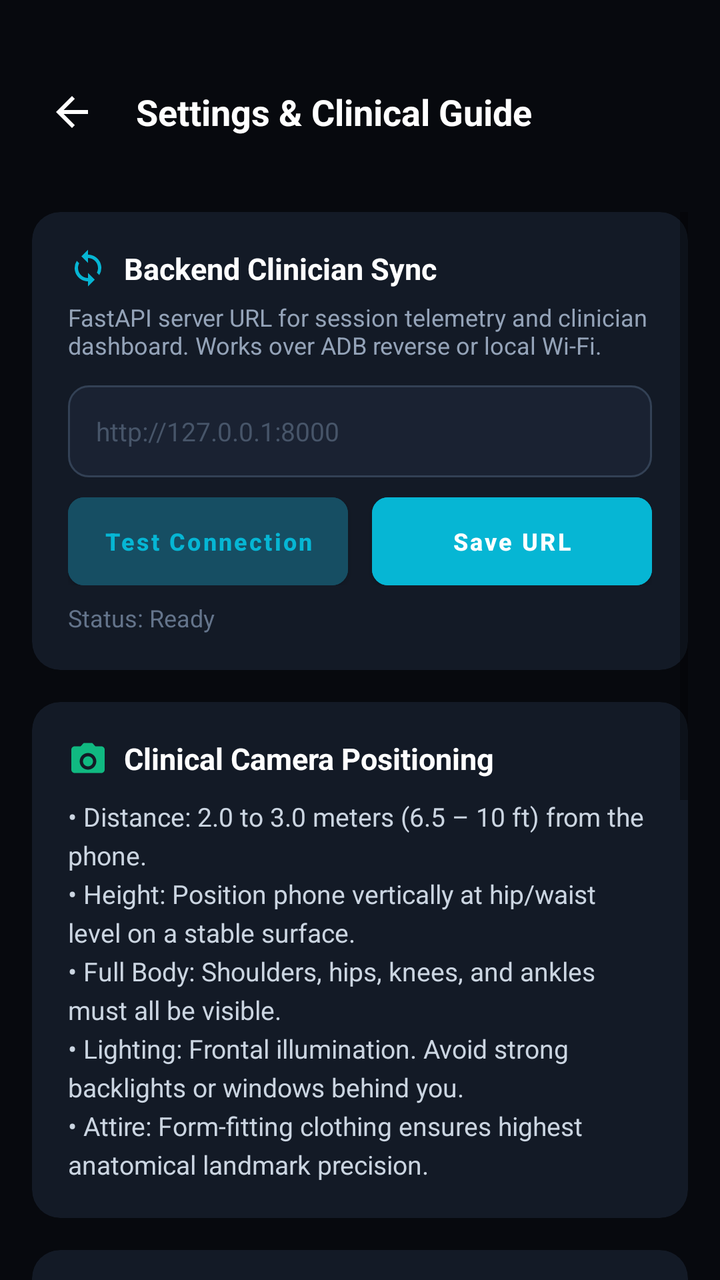
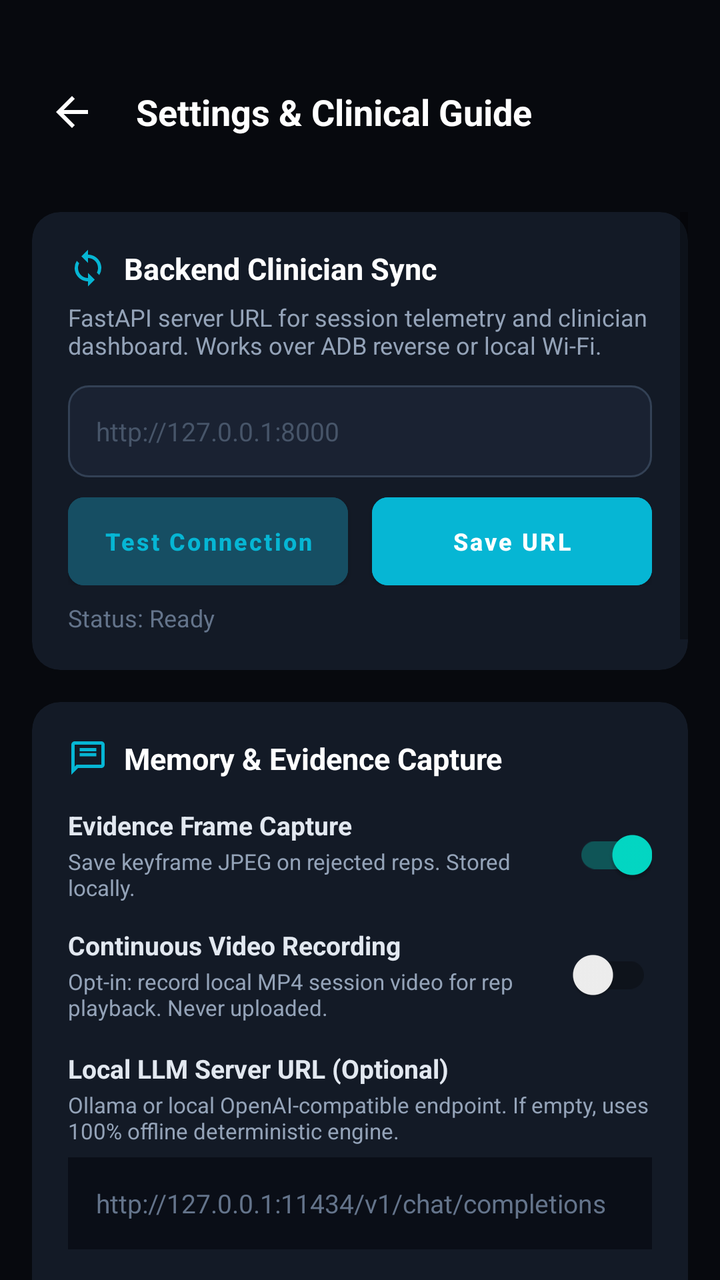

Screens rendered from an Android XML layout before and after an edit, with the pre-edit source and the edit as a unified diff.
<!-- AndroidManifest.xml: application theme Theme.KinexMed -->
<!-- res/layout/activity_settings.xml -->
<?xml version="1.0" encoding="utf-8"?>
<androidx.constraintlayout.widget.ConstraintLayout xmlns:android="http://schemas.android.com/apk/res/android"
    xmlns:app="http://schemas.android.com/apk/res-auto"
    android:layout_width="match_parent"
    android:layout_height="match_parent"
    android:background="#07090E">

    
    <LinearLayout
        android:id="@+id/settingsAppBar"
        android:layout_width="match_parent"
        android:layout_height="wrap_content"
        android:orientation="horizontal"
        android:gravity="center_vertical"
        android:paddingHorizontal="16dp"
        android:paddingTop="36dp"
        android:paddingBottom="14dp"
        app:layout_constraintTop_toTopOf="parent">

        <ImageButton
            android:id="@+id/btnBackSettings"
            android:layout_width="40dp"
            android:layout_height="40dp"
            android:background="?attr/selectableItemBackgroundBorderless"
            android:src="@drawable/ic_arrow_back"
            android:contentDescription="Back" />

        <TextView
            android:layout_width="0dp"
            android:layout_height="wrap_content"
            android:layout_weight="1"
            android:layout_marginStart="12dp"
            android:text="Settings &amp; Clinical Guide"
            android:textColor="#FFFFFF"
            android:textSize="18sp"
            android:textStyle="bold" />
    </LinearLayout>

    <ScrollView
        android:layout_width="match_parent"
        android:layout_height="0dp"
        android:clipToPadding="false"
        android:padding="16dp"
        app:layout_constraintTop_toBottomOf="@id/settingsAppBar"
        app:layout_constraintBottom_toBottomOf="parent">

        <LinearLayout
            android:layout_width="match_parent"
            android:layout_height="wrap_content"
            android:orientation="vertical">

            
            <androidx.cardview.widget.CardView
                android:layout_width="match_parent"
                android:layout_height="wrap_content"
                android:layout_marginBottom="16dp"
                app:cardCornerRadius="14dp"
                app:cardBackgroundColor="#131A26"
                app:cardElevation="0dp">

                <LinearLayout
                    android:layout_width="match_parent"
                    android:layout_height="wrap_content"
                    android:orientation="vertical"
                    android:padding="18dp">

                    <LinearLayout
                        android:layout_width="match_parent"
                        android:layout_height="wrap_content"
                        android:orientation="horizontal"
                        android:gravity="center_vertical">

                        <ImageView
                            android:layout_width="20dp"
                            android:layout_height="20dp"
                            android:src="@drawable/ic_sync"
                            app:tint="#06B6D4" />

                        <TextView
                            android:layout_width="wrap_content"
                            android:layout_height="wrap_content"
                            android:layout_marginStart="8dp"
                            android:text="Backend Clinician Sync"
                            android:textColor="#FFFFFF"
                            android:textSize="15sp"
                            android:textStyle="bold" />
                    </LinearLayout>

                    <TextView
                        android:layout_width="match_parent"
                        android:layout_height="wrap_content"
                        android:layout_marginTop="6dp"
                        android:text="FastAPI server URL for session telemetry and clinician dashboard. Works over ADB reverse or local Wi-Fi."
                        android:textColor="#94A3B8"
                        android:textSize="12sp" />

                    <EditText
                        android:id="@+id/etServerUrl"
                        android:layout_width="match_parent"
                        android:layout_height="46dp"
                        android:layout_marginTop="12dp"
                        android:background="@drawable/bg_input_field"
                        android:hint="http://127.0.0.1:8000"
                        android:textColorHint="#475569"
                        android:textColor="#FFFFFF"
                        android:textSize="13sp"
                        android:paddingHorizontal="14dp"
                        android:inputType="textUri"
                        android:singleLine="true" />

                    <LinearLayout
                        android:layout_width="match_parent"
                        android:layout_height="wrap_content"
                        android:layout_marginTop="10dp"
                        android:orientation="horizontal">

                        <Button
                            android:id="@+id/btnTestConnection"
                            android:layout_width="0dp"
                            android:layout_height="44dp"
                            android:layout_weight="1"
                            android:layout_marginEnd="6dp"
                            android:text="Test Connection"
                            android:textAllCaps="false"
                            android:insetTop="0dp"
                            android:insetBottom="0dp"
                            android:paddingHorizontal="4dp"
                            android:textColor="#06B6D4"
                            android:textSize="12sp"
                            android:textStyle="bold"
                            android:backgroundTint="#164E63"
                            app:cornerRadius="8dp" />

                        <Button
                            android:id="@+id/btnSaveServerUrl"
                            android:layout_width="0dp"
                            android:layout_height="44dp"
                            android:layout_weight="1"
                            android:layout_marginStart="6dp"
                            android:text="Save URL"
                            android:textAllCaps="false"
                            android:insetTop="0dp"
                            android:insetBottom="0dp"
                            android:paddingHorizontal="4dp"
                            android:textColor="#FFFFFF"
                            android:textSize="12sp"
                            android:textStyle="bold"
                            android:backgroundTint="#06B6D4"
                            app:cornerRadius="8dp" />
                    </LinearLayout>

                    <TextView
                        android:id="@+id/tvConnectionStatus"
                        android:layout_width="match_parent"
                        android:layout_height="wrap_content"
                        android:layout_marginTop="8dp"
                        android:text="Status: Ready"
                        android:textColor="#64748B"
                        android:textSize="12sp" />
                </LinearLayout>
            </androidx.cardview.widget.CardView>

            
            <androidx.cardview.widget.CardView
                android:layout_width="match_parent"
                android:layout_height="wrap_content"
                android:layout_marginBottom="16dp"
                app:cardCornerRadius="14dp"
                app:cardBackgroundColor="#131A26"
                app:cardElevation="0dp">

                <LinearLayout
                    android:layout_width="match_parent"
                    android:layout_height="wrap_content"
                    android:orientation="vertical"
                    android:padding="18dp">

                    <LinearLayout
                        android:layout_width="match_parent"
                        android:layout_height="wrap_content"
                        android:orientation="horizontal"
                        android:gravity="center_vertical">

                        <ImageView
                            android:layout_width="20dp"
                            android:layout_height="20dp"
                            android:src="@drawable/ic_camera"
                            app:tint="#10B981" />

                        <TextView
                            android:layout_width="wrap_content"
                            android:layout_height="wrap_content"
                            android:layout_marginStart="8dp"
                            android:text="Clinical Camera Positioning"
                            android:textColor="#FFFFFF"
                            android:textSize="15sp"
                            android:textStyle="bold" />
                    </LinearLayout>

                    <TextView
                        android:layout_width="match_parent"
                        android:layout_height="wrap_content"
                        android:layout_marginTop="10dp"
                        android:text="• Distance: 2.0 to 3.0 meters (6.5 – 10 ft) from the phone.\n• Height: Position phone vertically at hip/waist level on a stable surface.\n• Full Body: Shoulders, hips, knees, and ankles must all be visible.\n• Lighting: Frontal illumination. Avoid strong backlights or windows behind you.\n• Attire: Form-fitting clothing ensures highest anatomical landmark precision."
                        android:textColor="#CBD5E1"
                        android:textSize="13sp"
                        android:lineSpacingExtra="4dp" />
                </LinearLayout>
            </androidx.cardview.widget.CardView>

            
            <androidx.cardview.widget.CardView
                android:layout_width="match_parent"
                android:layout_height="wrap_content"
                android:layout_marginBottom="16dp"
                app:cardCornerRadius="14dp"
                app:cardBackgroundColor="#131A26"
                app:cardElevation="0dp">

                <LinearLayout
                    android:layout_width="match_parent"
                    android:layout_height="wrap_content"
                    android:orientation="vertical"
                    android:padding="18dp">

                    <LinearLayout
                        android:layout_width="match_parent"
                        android:layout_height="wrap_content"
                        android:orientation="horizontal"
                        android:gravity="center_vertical">

                        <ImageView
                            android:layout_width="20dp"
                            android:layout_height="20dp"
                            android:src="@drawable/ic_check_circle"
                            app:tint="#06B6D4" />

                        <TextView
                            android:layout_width="wrap_content"
                            android:layout_height="wrap_content"
                            android:layout_marginStart="8dp"
                            android:text="Zero Video Storage Privacy"
                            android:textColor="#FFFFFF"
                            android:textSize="15sp"
                            android:textStyle="bold" />
                    </LinearLayout>

                    <TextView
                        android:layout_width="match_parent"
                        android:layout_height="wrap_content"
                        android:layout_marginTop="10dp"
                        android:text="KinexMed processes all video frames 100% locally on your device CPU using on-device MediaPipe models.\n\nRaw video and camera feeds are NEVER recorded, saved, or uploaded to any server or cloud. Only deterministic joint coordinates, derived angles, and repetition metrics are stored in your local Room database."
                        android:textColor="#94A3B8"
                        android:textSize="12sp"
                        android:lineSpacingExtra="3dp" />
                </LinearLayout>
            </androidx.cardview.widget.CardView>

            
            <androidx.cardview.widget.CardView
                android:layout_width="match_parent"
                android:layout_height="wrap_content"
                android:layout_marginBottom="24dp"
                app:cardCornerRadius="14dp"
                app:cardBackgroundColor="#1A1813"
                app:cardElevation="0dp">

                <LinearLayout
                    android:layout_width="match_parent"
                    android:layout_height="wrap_content"
                    android:orientation="vertical"
                    android:padding="18dp">

                    <LinearLayout
                        android:layout_width="match_parent"
                        android:layout_height="wrap_content"
                        android:orientation="horizontal"
                        android:gravity="center_vertical">

                        <ImageView
                            android:layout_width="20dp"
                            android:layout_height="20dp"
                            android:src="@drawable/ic_info"
                            app:tint="#F59E0B" />

                        <TextView
                            android:layout_width="wrap_content"
                            android:layout_height="wrap_content"
                            android:layout_marginStart="8dp"
                            android:text="Non-Diagnostic Medical Disclaimer"
                            android:textColor="#FBBF24"
                            android:textSize="14sp"
                            android:textStyle="bold" />
                    </LinearLayout>

                    <TextView
                        android:layout_width="match_parent"
                        android:layout_height="wrap_content"
                        android:layout_marginTop="10dp"
                        android:text="KinexMed is an assistive visual biofeedback tool for prescribed physical rehabilitation exercises. It does not provide medical diagnoses, treatment recommendations, or substitute for professional clinical medical advice.\n\nAlways consult your licensed physical therapist or physician before initiating or modifying any rehabilitation protocol. Discontinue immediately if experiencing pain."
                        android:textColor="#FCD34D"
                        android:textSize="11sp"
                        android:lineSpacingExtra="3dp" />
                </LinearLayout>
            </androidx.cardview.widget.CardView>

        </LinearLayout>
    </ScrollView>
</androidx.constraintlayout.widget.ConstraintLayout>
<!-- resources referenced by this layout -->
<resources>
  <!-- drawable bg_input_field (drawable) -->
  <?xml version="1.0" encoding="utf-8"?>
  <shape xmlns:android="http://schemas.android.com/apk/res/android">
      <solid android:color="#1A2232" />
      <corners android:radius="10dp" />
      <stroke
          android:width="1dp"
          android:color="#334155" />
  </shape>
  <!-- drawable ic_arrow_back (drawable) -->
  <vector xmlns:android="http://schemas.android.com/apk/res/android"
      android:width="24dp"
      android:height="24dp"
      android:viewportWidth="24"
      android:viewportHeight="24">
      <path
          android:fillColor="#FFFFFF"
          android:pathData="M20,11H7.83l5.59,-5.59L12,4l-8,8 8,8 1.41,-1.41L7.83,13H20v-2z" />
  </vector>
  <!-- drawable ic_camera (drawable) -->
  <vector xmlns:android="http://schemas.android.com/apk/res/android"
      android:width="24dp"
      android:height="24dp"
      android:viewportWidth="24"
      android:viewportHeight="24">
      <path
          android:fillColor="#06B6D4"
          android:pathData="M9.4,3L7.6,5H4c-1.1,0 -2,0.9 -2,2v12c0,1.1 0.9,2 2,2h16c1.1,0 2,-0.9 2,-2V7c0,-1.1 -0.9,-2 -2,-2h-3.6l-1.8,-2H9.4zM12,19c-2.76,0 -5,-2.24 -5,-5s2.24,-5 5,-5 5,2.24 5,5 -2.24,5 -5,5zm0,-8c-1.66,0 -3,1.34 -3,3s1.34,3 3,3 3,-1.34 3,-3 -1.34,-3 -3,-3z" />
  </vector>
  <!-- drawable ic_check_circle (drawable) -->
  <vector xmlns:android="http://schemas.android.com/apk/res/android"
      android:width="24dp"
      android:height="24dp"
      android:viewportWidth="24"
      android:viewportHeight="24">
      <path
          android:fillColor="#10B981"
          android:pathData="M12,2C6.48,2 2,6.48 2,12s4.48,10 10,10 10,-4.48 10,-10S17.52,2 12,2zm-2,15l-5,-5 1.41,-1.41L10,14.17l7.59,-7.59L19,8l-9,9z" />
  </vector>
  <!-- drawable ic_info (drawable) -->
  <vector xmlns:android="http://schemas.android.com/apk/res/android"
      android:width="24dp"
      android:height="24dp"
      android:viewportWidth="24"
      android:viewportHeight="24">
      <path
          android:fillColor="#06B6D4"
          android:pathData="M12,2C6.48,2 2,6.48 2,12s4.48,10 10,10 10,-4.48 10,-10S17.52,2 12,2zm1,15h-2v-6h2v6zm0,-8h-2V7h2v2z" />
  </vector>
  <!-- drawable ic_sync (drawable) -->
  <vector xmlns:android="http://schemas.android.com/apk/res/android"
      android:width="24dp"
      android:height="24dp"
      android:viewportWidth="24"
      android:viewportHeight="24">
      <path
          android:fillColor="#06B6D4"
          android:pathData="M12,4V1L8,5l4,4V6c3.31,0 6,2.69 6,6 0,1.01 -0.25,1.97 -0.7,2.8l1.46,1.46A7.93,7.93 0,0 0,20 12c0,-4.42 -3.58,-8 -8,-8zm0,14c-3.31,0 -6,-2.69 -6,-6 0,-1.01 0.25,-1.97 0.7,-2.8L5.24,7.74A7.93,7.93 0,0 0,4 12c0,4.42 3.58,8 8,8v3l4,-4 -4,-4v3z" />
  </vector>
  <style name="Theme.KinexMed" parent="Theme.MaterialComponents.DayNight.NoActionBar">
          <item name="colorPrimary">#06B6D4</item>
          <item name="colorPrimaryVariant">#0891B2</item>
          <item name="colorOnPrimary">#FFFFFF</item>
          <item name="android:statusBarColor">#07090E</item>
          <item name="android:navigationBarColor">#07090E</item>
      </style>
</resources>

<!-- the commit's change to res/layout/activity_settings.xml (unified diff, before → after) -->
@@ -184,27 +184,138 @@
                         <ImageView
                             android:layout_width="20dp"
                             android:layout_height="20dp"
-                            android:src="@drawable/ic_camera"
-                            app:tint="#10B981" />
+                            android:src="@drawable/ic_chat"
+                            app:tint="#06B6D4" />
 
                         <TextView
                             android:layout_width="wrap_content"
                             android:layout_height="wrap_content"
                             android:layout_marginStart="8dp"
-                            android:text="Clinical Camera Positioning"
+                            android:text="Memory &amp; Evidence Capture"
                             android:textColor="#FFFFFF"
                             android:textSize="15sp"
                             android:textStyle="bold" />
                     </LinearLayout>
 
-                    <TextView
-                        android:layout_width="match_parent"
-                        android:layout_height="wrap_content"
-                        android:layout_marginTop="10dp"
-                        android:text="• Distance: 2.0 to 3.0 meters (6.5 – 10 ft) from the phone.\n• Height: Position phone vertically at hip/waist level on a stable surface.\n• Full Body: Shoulders, hips, knees, and ankles must all be visible.\n• Lighting: Frontal illumination. Avoid strong backlights or windows behind you.\n• Attire: Form-fitting clothing ensures highest anatomical landmark precision."
-                        android:textColor="#CBD5E1"
+                    
+                    <LinearLayout
+                        android:layout_width="match_parent"
+                        android:layout_height="wrap_content"
+                        android:layout_marginTop="14dp"
+                        android:orientation="horizontal"
+                        android:gravity="center_vertical">
+
+                        <LinearLayout
+                            android:layout_width="0dp"
+                            android:layout_height="wrap_content"
+                            android:layout_weight="1"
+                            android:orientation="vertical">
+
+                            <TextView
+                                android:layout_width="wrap_content"
+                                android:layout_height="wrap_content"
+                                android:text="Evidence Frame Capture"
+                                android:textColor="#E2E8F0"
+                                android:textSize="13sp"
+                                android:textStyle="bold" />
+
+                            <TextView
+                                android:layout_width="wrap_content"
+                                android:layout_height="wrap_content"
+                                android:layout_marginTop="2dp"
+                                android:text="Save keyframe JPEG on rejected reps. Stored locally."
+                                android:textColor="#94A3B8"
+                                android:textSize="11sp" />
+                        </LinearLayout>
+
+                        <androidx.appcompat.widget.SwitchCompat
+                            android:id="@+id/switchEvidenceCapture"
+                            android:layout_width="wrap_content"
+                            android:layout_height="wrap_content"
+                            android:checked="true" />
+                    </LinearLayout>
+
+                    
+                    <LinearLayout
+                        android:layout_width="match_parent"
+                        android:layout_height="wrap_content"
+                        android:layout_marginTop="12dp"
+                        android:orientation="horizontal"
+                        android:gravity="center_vertical">
+
+                        <LinearLayout
+                            android:layout_width="0dp"
+                            android:layout_height="wrap_content"
+                            android:layout_weight="1"
+                            android:orientation="vertical">
+
+                            <TextView
+                                android:layout_width="wrap_content"
+                                android:layout_height="wrap_content"
+                                android:text="Continuous Video Recording"
+                                android:textColor="#E2E8F0"
+                                android:textSize="13sp"
+                                android:textStyle="bold" />
+
+                            <TextView
+                                android:layout_width="wrap_content"
+                                android:layout_height="wrap_content"
+                                android:layout_marginTop="2dp"
+                                android:text="Opt-in: record local MP4 session video for rep playback. Never uploaded."
+                                android:textColor="#94A3B8"
+                                android:textSize="11sp" />
+                        </LinearLayout>
+
+                        <androidx.appcompat.widget.SwitchCompat
+                            android:id="@+id/switchContinuousVideo"
+                            android:layout_width="wrap_content"
+                            android:layout_height="wrap_content"
+                            android:checked="false" />
+                    </LinearLayout>
+
+                    
+                    <TextView
+                        android:layout_width="wrap_content"
+                        android:layout_height="wrap_content"
+                        android:layout_marginTop="14dp"
+                        android:text="Local LLM Server URL (Optional)"
+                        android:textColor="#E2E8F0"
                         android:textSize="13sp"
-                        android:lineSpacingExtra="4dp" />
+                        android:textStyle="bold" />
+
+                    <TextView
+                        android:layout_width="match_parent"
+                        android:layout_height="wrap_content"
+                        android:layout_marginTop="2dp"
+                        android:text="Ollama or local OpenAI-compatible endpoint. If empty, uses 100% offline deterministic engine."
+                        android:textColor="#94A3B8"
+                        android:textSize="11sp" />
+
+                    <EditText
+                        android:id="@+id/etLocalLlmUrl"
+                        android:layout_width="match_parent"
+                        android:layout_height="46dp"
+                        android:layout_marginTop="6dp"
+                        android:background="#0A0E17"
+                        android:hint="http://127.0.0.1:11434/v1/chat/completions"
+                        android:inputType="textUri"
+                        android:paddingHorizontal="14dp"
+                        android:textColor="#FFFFFF"
+                        android:textColorHint="#64748B"
+                        android:textSize="13sp" />
+
+                    <Button
+                        android:id="@+id/btnSaveAssistantSettings"
+                        android:layout_width="match_parent"
+                        android:layout_height="44dp"
+                        android:layout_marginTop="12dp"
+                        android:text="Save Assistant Preferences"
+                        android:textAllCaps="false"
+                        android:textColor="#FFFFFF"
+                        android:textSize="13sp"
+                        android:textStyle="bold"
+                        android:backgroundTint="#06B6D4"
+                        app:cornerRadius="8dp" />
                 </LinearLayout>
             </androidx.cardview.widget.CardView>
 
@@ -232,6 +343,54 @@
                         <ImageView
                             android:layout_width="20dp"
                             android:layout_height="20dp"
+                            android:src="@drawable/ic_camera"
+                            app:tint="#10B981" />
+
+                        <TextView
+                            android:layout_width="wrap_content"
+                            android:layout_height="wrap_content"
+                            android:layout_marginStart="8dp"
+                            android:text="Clinical Camera Positioning"
+                            android:textColor="#FFFFFF"
+                            android:textSize="15sp"
+                            android:textStyle="bold" />
+                    </LinearLayout>
+
+                    <TextView
+                        android:layout_width="match_parent"
+                        android:layout_height="wrap_content"
+                        android:layout_marginTop="10dp"
+                        android:text="• Distance: 2.0 to 3.0 meters (6.5 – 10 ft) from the phone.\n• Height: Position phone vertically at hip/waist level on a stable surface.\n• Full Body: Shoulders, hips, knees, and ankles must all be visible.\n• Lighting: Frontal illumination. Avoid strong backlights or windows behind you.\n• Attire: Form-fitting clothing ensures highest anatomical landmark precision."
+                        android:textColor="#CBD5E1"
+                        android:textSize="13sp"
+                        android:lineSpacingExtra="4dp" />
+                </LinearLayout>
+            </androidx.cardview.widget.CardView>
+
+            
+            <androidx.cardview.widget.CardView
+                android:layout_width="match_parent"
+                android:layout_height="wrap_content"
+                android:layout_marginBottom="16dp"
+                app:cardCornerRadius="14dp"
+                app:cardBackgroundColor="#131A26"
+                app:cardElevation="0dp">
+
+                <LinearLayout
+                    android:layout_width="match_parent"
+                    android:layout_height="wrap_content"
+                    android:orientation="vertical"
+                    android:padding="18dp">
+
+                    <LinearLayout
+                        android:layout_width="match_parent"
+                        android:layout_height="wrap_content"
+                        android:orientation="horizontal"
+                        android:gravity="center_vertical">
+
+                        <ImageView
+                            android:layout_width="20dp"
+                            android:layout_height="20dp"
                             android:src="@drawable/ic_check_circle"
                             app:tint="#06B6D4" />
 
<!-- resource entries referenced after the edit -->
@@ -28,6 +28,16 @@
       <path
           android:fillColor="#06B6D4"
           android:pathData="M9.4,3L7.6,5H4c-1.1,0 -2,0.9 -2,2v12c0,1.1 0.9,2 2,2h16c1.1,0 2,-0.9 2,-2V7c0,-1.1 -0.9,-2 -2,-2h-3.6l-1.8,-2H9.4zM12,19c-2.76,0 -5,-2.24 -5,-5s2.24,-5 5,-5 5,2.24 5,5 -2.24,5 -5,5zm0,-8c-1.66,0 -3,1.34 -3,3s1.34,3 3,3 3,-1.34 3,-3 -1.34,-3 -3,-3z" />
+  </vector>
+  <!-- drawable ic_chat (drawable) -->
+  <vector xmlns:android="http://schemas.android.com/apk/res/android"
+      android:width="24dp"
+      android:height="24dp"
+      android:viewportWidth="24"
+      android:viewportHeight="24">
+    <path
+        android:fillColor="#06B6D4"
+        android:pathData="M20,2H4c-1.1,0 -2,0.9 -2,2v18l4,-4h14c1.1,0 2,-0.9 2,-2V4c0,-1.1 -0.9,-2 -2,-2zM20,16H5.17L4,17.17V4h16v12zM7,9h10v2H7zM7,6h10v2H7z"/>
   </vector>
   <!-- drawable ic_check_circle (drawable) -->
   <vector xmlns:android="http://schemas.android.com/apk/res/android"
